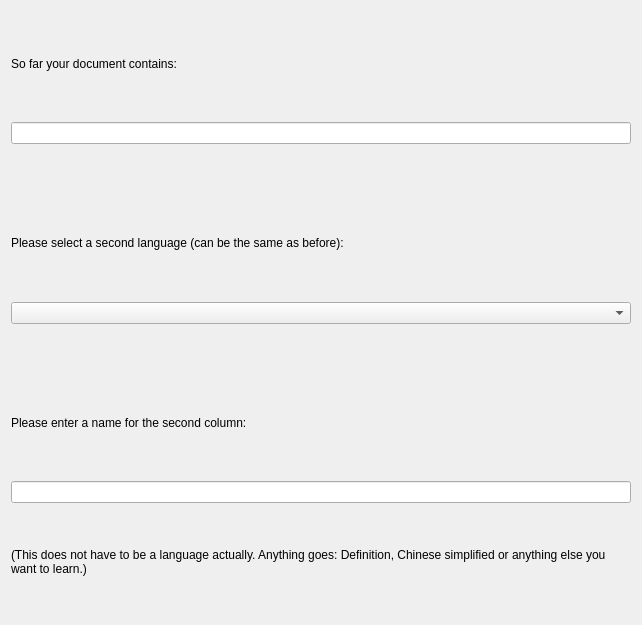
The window that kvoctrain/newdocument-wizard/secondidentifierlanguagepage.ui (KDE/parley) describes before a commit, drawn with Qt 5.
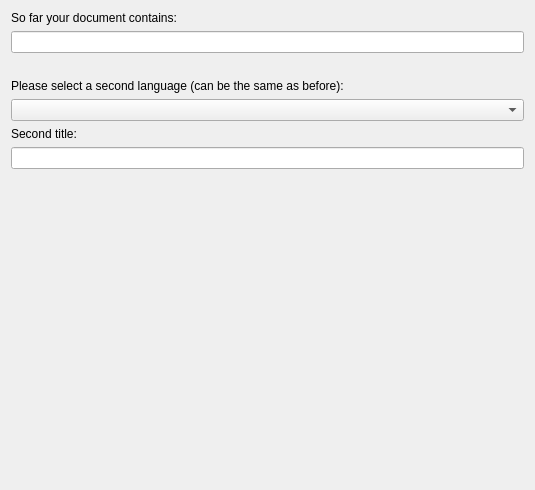
The same window after the commit.

Patch:
```diff
--- a/kvoctrain/newdocument-wizard/secondidentifierlanguagepage.ui
+++ b/kvoctrain/newdocument-wizard/secondidentifierlanguagepage.ui
@@ -5,8 +5,8 @@
    <rect>
     <x>0</x>
     <y>0</y>
-    <width>642</width>
-    <height>625</height>
+    <width>531</width>
+    <height>490</height>
    </rect>
   </property>
   <property name="windowTitle" >
@@ -43,8 +43,8 @@
      </property>
      <property name="sizeHint" >
       <size>
-       <width>20</width>
-       <height>40</height>
+       <width>513</width>
+       <height>20</height>
       </size>
      </property>
     </spacer>
@@ -66,26 +66,10 @@
      </property>
     </widget>
    </item>
-   <item>
-    <spacer>
-     <property name="orientation" >
-      <enum>Qt::Vertical</enum>
-     </property>
-     <property name="sizeType" >
-      <enum>QSizePolicy::Fixed</enum>
-     </property>
-     <property name="sizeHint" >
-      <size>
-       <width>20</width>
-       <height>40</height>
-      </size>
-     </property>
-    </spacer>
-   </item>
    <item>
     <widget class="QLabel" name="label" >
      <property name="text" >
-      <string>Please enter a name for the second column:</string>
+      <string>Second title:</string>
      </property>
      <property name="buddy" >
       <cstring>identifierNameLineEdit</cstring>
@@ -100,14 +84,17 @@
     </widget>
    </item>
    <item>
-    <widget class="QLabel" name="label_3" >
-     <property name="text" >
-      <string>(This does not have to be a language actually. Anything goes: Definition, Chinese simplified or anything else you want to learn.)</string>
+    <spacer>
+     <property name="orientation" >
+      <enum>Qt::Vertical</enum>
      </property>
-     <property name="wordWrap" >
-      <bool>true</bool>
+     <property name="sizeHint" >
+      <size>
+       <width>20</width>
+       <height>40</height>
+      </size>
      </property>
-    </widget>
+    </spacer>
    </item>
   </layout>
  </widget>
```
Left out of the diff: 2 changed lines with no effect on the pictures.
